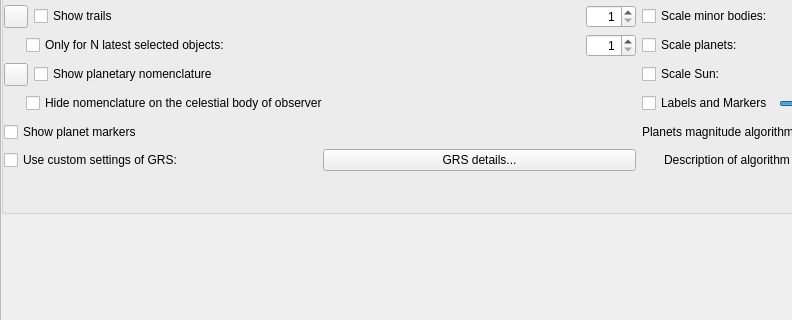
Above: src/gui/viewDialog.ui from Stellarium/stellarium before the change; both pictures show x 0 to 792 and y 254 to 574 of the 993 by 659 pixel window. Below: the same form after it.
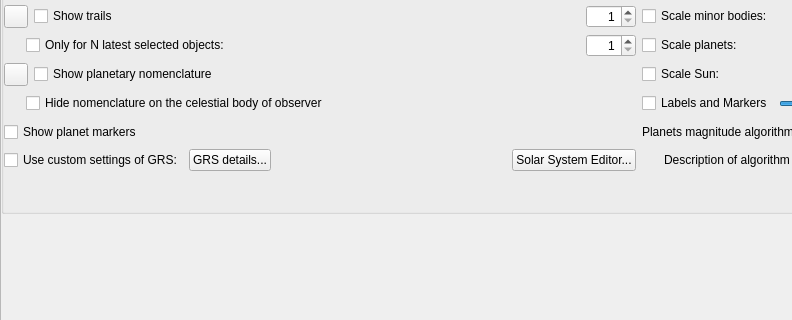
That is the form after the change. The open tabs and pages were chosen to show the change. Icons and pictures are not drawn. Custom widgets are drawn as their Qt base class.

Commit message: Integrate SSE editor button in View/SSO dialog.

The edit to the form file:
```diff
--- a/src/gui/viewDialog.ui
+++ b/src/gui/viewDialog.ui
@@ -1564,6 +1564,26 @@
                  </property>
                 </widget>
                </item>
+               <item>
+                <spacer name="horizontalSpacer_6">
+                 <property name="orientation">
+                  <enum>Qt::Horizontal</enum>
+                 </property>
+                 <property name="sizeHint" stdset="0">
+                  <size>
+                   <width>40</width>
+                   <height>20</height>
+                  </size>
+                 </property>
+                </spacer>
+               </item>
+               <item>
+                <widget class="QPushButton" name="pushButtonSSE">
+                 <property name="text">
+                  <string>Solar System Editor...</string>
+                 </property>
+                </widget>
+               </item>
               </layout>
              </item>
              <item row="1" column="0">
```
Left out of the diff: 4 changed lines with no effect on the pictures. The commit also changes 1 other file.
